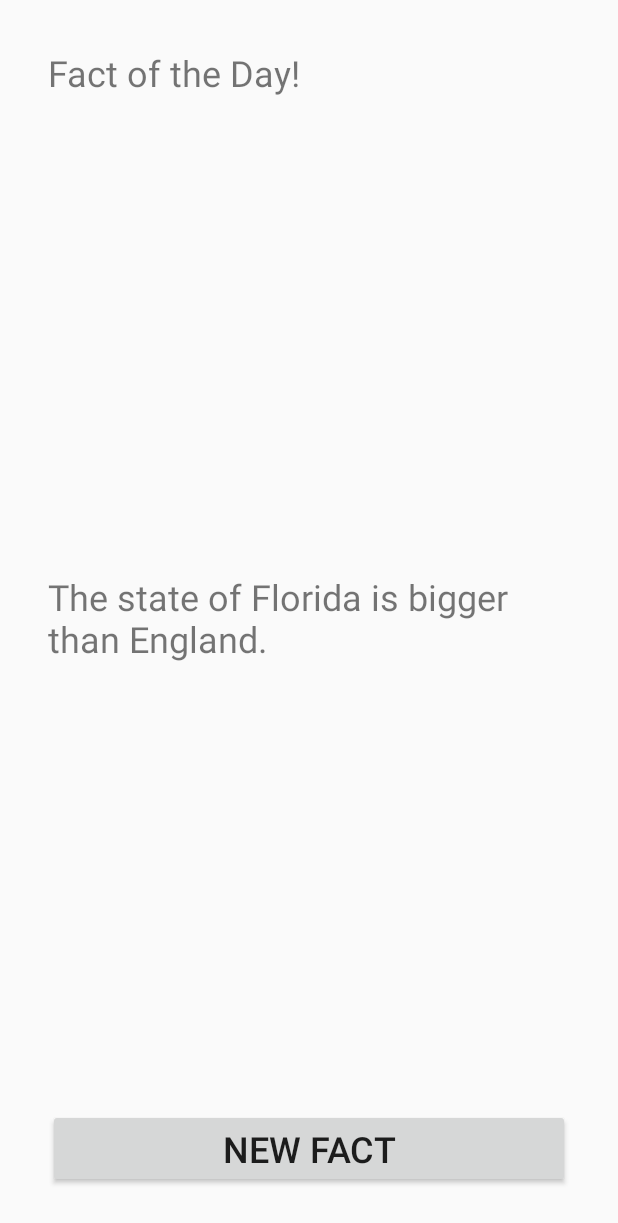
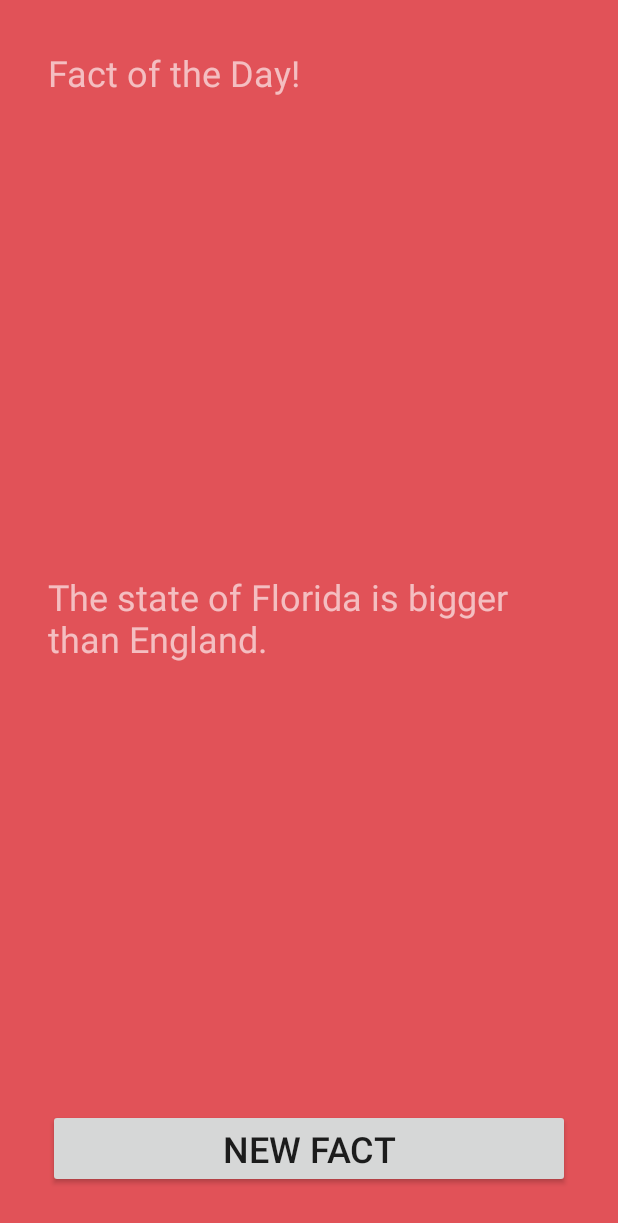
Before and after one commit to Imran-UI/FunFact, an Android app: the screen it shows after launch (FunFactActivity), after a tap on "NEW FACT", on a phone screen of 412 x 824 dp. Shown: the top 1223 px of the screen. Run offline under Robolectric (Android 15) with nearby library versions, the phone set to English and light mode, and no system bars.

Commit message:
adding colors dynamically changing background color on button click  using relative layout

```diff
--- /dev/null
+++ b/app/src/main/java/com/example/imran/funfact/FactColor.java
@@ -0,0 +1,37 @@
+package com.example.imran.funfact;
+
+import android.graphics.Color;
+
+import java.util.Random;
+
+/**
+ * Created by imran on 5/8/2017.
+ */
+
+public class FactColor {
+    private int colorAsint;
+    private String color;
+    private final String [] colors = {
+            "#39add1", // light blue
+            "#3079ab", // dark blue
+            "#c25975", // mauve
+            "#e15258", // red
+            "#f9845b", // orange
+            "#838cc7", // lavender
+            "#7d669e", // purple
+            "#53bbb4", // aqua
+            "#51b46d", // green
+            "#e0ab18", // mustard
+            "#637a91", // dark gray
+            "#f092b0", // pink
+            "#b7c0c7"  // light gray
+    };
+
+    public int getColor(){
+        Random randomFact = new Random();
+        int randomNumber = randomFact.nextInt(colors.length);
+        color= colors[randomNumber];
+        colorAsint = Color.parseColor(color);
+        return colorAsint;
+    }
+}
--- a/app/src/main/res/layout/activity_fun_fact.xml
+++ b/app/src/main/res/layout/activity_fun_fact.xml
@@ -15,6 +15,7 @@
         android:layout_width="wrap_content"
         android:layout_height="wrap_content"
         android:text="Fact of the Day!"
+        android:textColor="#A0ffffff"
         android:textSize="24sp" />
 
     <TextView
@@ -24,7 +25,8 @@
         android:layout_centerHorizontal="true"
         android:text="Fact goes here"
         android:textSize="24sp"
-        android:id="@+id/facttext" />
+        android:id="@+id/facttext"
+        android:textColor="#A0ffffff" />
 
     <Button
         android:text="New Fact"
```
